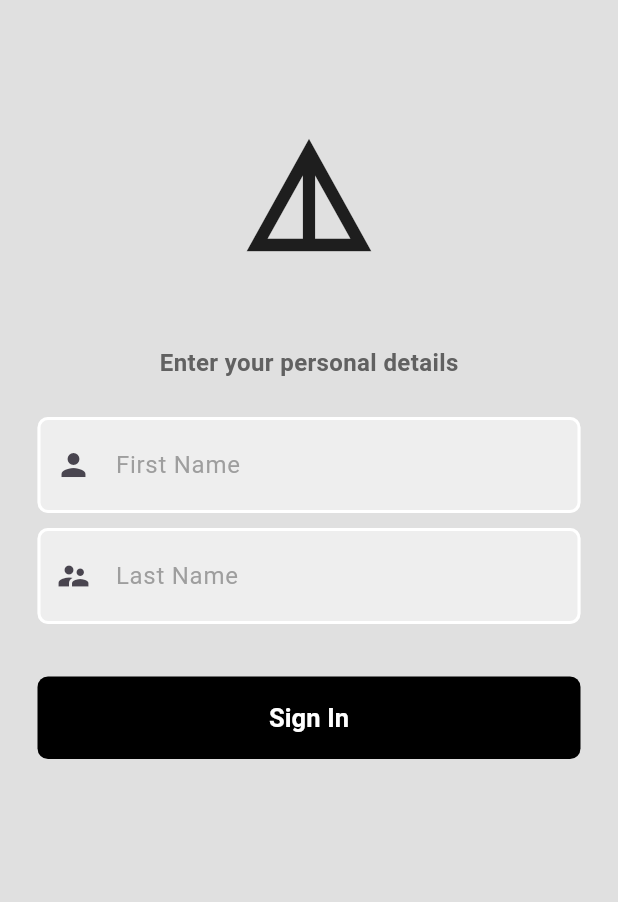
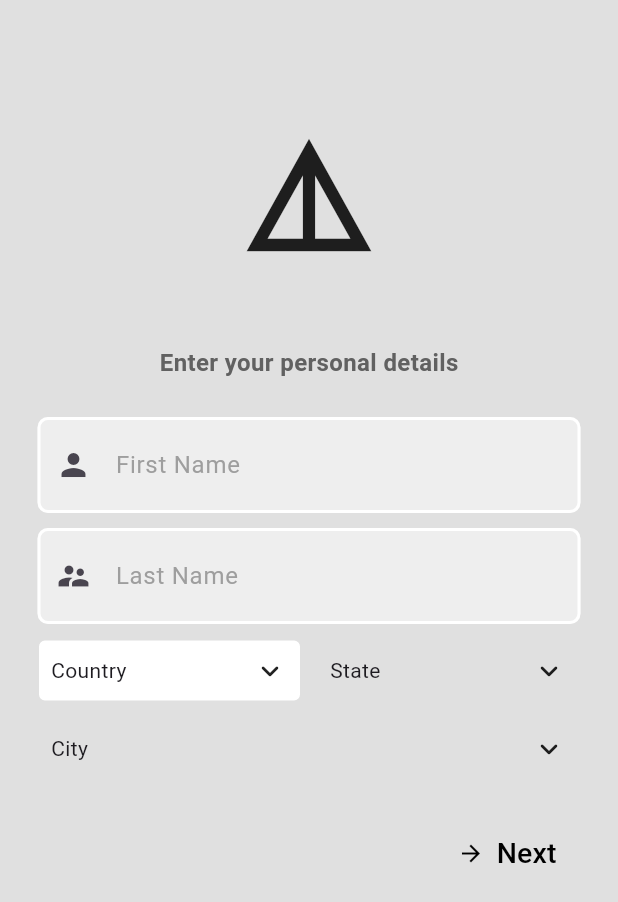
Before and after one commit to es-amit/Startup-Saathi, a Flutter app: the PersonalDetailsPage screen opened directly, on a phone screen of 412 x 824 dp. Shown: the top 902 px of the screen. Run offline on Flutter 3.47's test engine with Material 3 defaults, Android fonts, the phone set to English and light mode, and no system bars; drawn by our look-alikes of csc_picker; our stand-ins replace cloud_firestore, equatable, firebase_auth, firebase_core, flutter_bloc, flutter_hooks and 3 more; accounts and stored records are empty.

Commit message:
country_picker

```diff
--- a/lib/src/components/loading/loading_screen.dart
+++ b/lib/src/components/constants/loading/loading_screen.dart
@@ -1,6 +1,6 @@
 import 'dart:async';
 import 'package:flutter/material.dart';
-import 'package:startup_saathi/src/components/loading/loading_controller.dart';
+import 'package:startup_saathi/src/components/constants/loading/loading_controller.dart';
 
 class LoadingScreen {
   LoadingScreen._sharedInstance();
--- a/lib/src/components/strings/app_strings.dart
+++ b/lib/src/components/constants/strings/app_strings.dart
@@ -18,4 +18,8 @@ class AppStrings {
   static const String firstName = 'First Name';
   static const String lastName = 'Last Name';
   static const String enterYourPersonalDetails = 'Enter your personal details';
+  static const String next = "Next";
+  static const String noInternetConnection = 'No Internet Connection';
+  static const String checkIntenet =
+      'Please check your internet connection and try again';
 }
--- a/lib/src/components/theme/app_pallete.dart
+++ b/lib/src/components/constants/theme/app_pallete.dart
@@ -10,4 +10,5 @@ class AppPallete {
   static const Color greyColor = Colors.grey;
   static const Color transparentColor = Colors.transparent;
   static const Color blueColor = Colors.blue;
+  static const Color black = Colors.black;
 }
--- a/lib/src/components/theme/theme.dart
+++ b/lib/src/components/constants/theme/theme.dart
@@ -1,5 +1,5 @@
 import 'package:flutter/material.dart';
-import 'package:startup_saathi/src/components/theme/app_pallete.dart';
+import 'package:startup_saathi/src/components/constants/theme/app_pallete.dart';
 
 class AppTheme {
   static _border([Color color = AppPallete.whiteColor]) => OutlineInputBorder(
--- /dev/null
+++ b/lib/src/components/routes/routes_name.dart
@@ -0,0 +1,5 @@
+class RoutesName {
+  static const String loginScreen = 'login_screen';
+  static const String registerScreen = 'register_screen';
+  static const String personalDetailsScreen = 'personal_details_screen';
+}
--- a/lib/src/features/auth/data/datasources/auth_remote_data_source_impl.dart
+++ b/lib/src/features/auth/data/datasources/auth_remote_data_source_impl.dart
@@ -1,5 +1,3 @@
-// import 'dart:developer';
-
 import 'package:cloud_firestore/cloud_firestore.dart';
 import 'package:firebase_auth/firebase_auth.dart';
 import 'package:startup_saathi/src/features/auth/data/datasources/auth_remote_data_source.dart';
@@ -38,8 +36,6 @@ class AuthRemoteDataSourceImpl implements AuthRemoteDataSource {
         phoneNumber: phoneNumber,
       );
     } on FirebaseAuthException catch (e) {
-      // log(e.toString());
-      // log(authErrorMapping[e.code.toLowerCase().trim()].toString());
       throw authErrorMapping[e.code.toLowerCase().trim()] as Object;
     }
   }
--- a/lib/src/features/auth/presentation/components/account_rich_text.dart
+++ b/lib/src/features/auth/presentation/components/account_rich_text.dart
@@ -1,5 +1,5 @@
 import 'package:flutter/material.dart';
-import 'package:startup_saathi/src/components/theme/app_pallete.dart';
+import 'package:startup_saathi/src/components/constants/theme/app_pallete.dart';
 
 class AccountRichText extends StatelessWidget {
   final String member;
--- /dev/null
+++ b/lib/src/features/auth/presentation/components/country_picker.dart
@@ -0,0 +1,28 @@
+import 'dart:developer';
+
+import 'package:csc_picker/csc_picker.dart';
+import 'package:flutter/material.dart';
+
+class CountryPicker extends StatefulWidget {
+  const CountryPicker({super.key});
+
+  @override
+  State<CountryPicker> createState() => _CountryPickerState();
+}
+
+class _CountryPickerState extends State<CountryPicker> {
+  @override
+  Widget build(BuildContext context) {
+    return CSCPicker(
+      onCountryChanged: (country) {
+        log(country);
+      },
+      onStateChanged: (state) {
+        log(state!);
+      },
+      onCityChanged: (city) {
+        log(city!);
+      },
+    );
+  }
+}
--- a/lib/src/features/auth/presentation/components/custom_button.dart
+++ b/lib/src/features/auth/presentation/components/custom_button.dart
@@ -1,5 +1,5 @@
 import 'package:flutter/material.dart';
-import 'package:startup_saathi/src/components/theme/app_pallete.dart';
+import 'package:startup_saathi/src/components/constants/theme/app_pallete.dart';
 
 class CustomButton extends StatelessWidget {
   final String text;
--- /dev/null
+++ b/lib/src/features/auth/presentation/components/custom_flat_button.dart
@@ -0,0 +1,30 @@
+import 'package:flutter/material.dart';
+import 'package:startup_saathi/src/components/constants/theme/app_pallete.dart';
+
+class CustomTextButton extends StatelessWidget {
+  final String label;
+  final VoidCallback onPressed;
+  const CustomTextButton({
+    super.key,
+    required this.label,
+    required this.onPressed,
+  });
+
+  @override
+  Widget build(BuildContext context) {
+    return TextButton.icon(
+      onPressed: onPressed,
+      icon: const Icon(
+        Icons.arrow_forward,
+        color: AppPallete.black,
+      ),
+      label: Text(
+        label,
+        style: const TextStyle(
+          fontSize: 19,
+          color: AppPallete.black,
+        ),
+      ),
+    );
+  }
+}
--- a/lib/src/features/auth/presentation/components/forgot_password.dart
+++ b/lib/src/features/auth/presentation/components/forgot_password.dart
@@ -1,6 +1,6 @@
 import 'package:flutter/material.dart';
-import 'package:startup_saathi/src/components/strings/app_strings.dart';
-import 'package:startup_saathi/src/components/theme/app_pallete.dart';
+import 'package:startup_saathi/src/components/constants/strings/app_strings.dart';
+import 'package:startup_saathi/src/components/constants/theme/app_pallete.dart';
 
 class ForgotPassword extends StatelessWidget {
   final VoidCallback onTap;
--- a/lib/src/features/auth/presentation/views/login_page.dart
+++ b/lib/src/features/auth/presentation/views/login_page.dart
@@ -6,8 +6,8 @@ import 'package:flutter_bloc/flutter_bloc.dart';
 import 'package:flutter_hooks/flutter_hooks.dart';
 import 'package:startup_saathi/src/components/cubit/internet_cubit.dart';
 import 'package:startup_saathi/src/components/cubit/internet_state.dart';
-import 'package:startup_saathi/src/components/strings/app_strings.dart';
-import 'package:startup_saathi/src/components/theme/app_pallete.dart';
+import 'package:startup_saathi/src/components/constants/strings/app_strings.dart';
+import 'package:startup_saathi/src/components/constants/theme/app_pallete.dart';
 import 'package:startup_saathi/src/features/auth/presentation/components/account_rich_text.dart';
 import 'package:startup_saathi/src/features/auth/presentation/components/custom_button.dart';
 import 'package:startup_saathi/src/features/auth/presentation/components/custom_text_field.dart';
@@ -30,7 +30,6 @@ class _LoginPageState extends State<LoginPage> {
       SystemUiMode.manual,
       overlays: [
         SystemUiOverlay.top,
-        // SystemUiOverlay.bottom,
       ],
     );
     return Scaffold(
@@ -41,8 +40,10 @@ class _LoginPageState extends State<LoginPage> {
             child: BlocBuilder<InternetCubit, InternetState>(
               builder: (context, state) {
                 if (state is InternetDisconnected) {
+                  log(state.toString());
+                  // checkInternetConnectionDialog(context);
                   return const Center(
-                  child: Text('No Internet Connection'),
+                    child: CircularProgressIndicator(),
                   );
                 }
                 return Form(
@@ -132,7 +133,8 @@ class _LoginPageState extends State<LoginPage> {
                     ],
                   ),
                 );
-            }),
+              },
+            ),
           ),
         ),
       ),
--- a/lib/src/features/auth/presentation/views/personal_details.dart
+++ b/lib/src/features/auth/presentation/views/personal_details.dart
@@ -1,11 +1,12 @@
 import 'dart:developer';
 
+import 'package:csc_picker/csc_picker.dart';
 import 'package:flutter/material.dart';
 import 'package:flutter/services.dart';
 import 'package:flutter_hooks/flutter_hooks.dart';
-import 'package:startup_saathi/src/components/strings/app_strings.dart';
-import 'package:startup_saathi/src/components/theme/app_pallete.dart';
-import 'package:startup_saathi/src/features/auth/presentation/components/custom_button.dart';
+import 'package:startup_saathi/src/components/constants/strings/app_strings.dart';
+import 'package:startup_saathi/src/components/constants/theme/app_pallete.dart';
+import 'package:startup_saathi/src/features/auth/presentation/components/custom_flat_button.dart';
 import 'package:startup_saathi/src/features/auth/presentation/components/custom_text_field.dart';
 
 class PersonalDetailsPage extends StatefulHookWidget {
@@ -17,6 +18,10 @@ class PersonalDetailsPage extends StatefulHookWidget {
 
 class _PersonalDetailsPageState extends State<PersonalDetailsPage> {
   final formKey = GlobalKey<FormState>();
+  String? selectedCountry;
+  String? selectedState;
+  String? selectedCity;
+
   @override
   Widget build(BuildContext context) {
     final firstNameController = useTextEditingController();
@@ -85,17 +90,46 @@ class _PersonalDetailsPageState extends State<PersonalDetailsPage> {
                   const SizedBox(
                     height: 10,
                   ),
+
+                  SizedBox(
+                    child: CSCPicker(
+                      onCountryChanged: (country) {
+                        setState(() {
+                          selectedCountry = country;
+                        });
+                      },
+                      onStateChanged: (state) {
+                        setState(() {
+                          selectedState = state;
+                        });
+                      },
+                      onCityChanged: (city) {
+                        setState(() {
+                          selectedCity = city;
+                        });
+                      },
+                    ),
+                  ),
+
                   const SizedBox(
                     height: 25,
                   ),
 
-                  CustomButton(
-                    text: AppStrings.signIn,
-                    onPressed: () {
-                      if (formKey.currentState!.validate()) {
-                        log('valid');
-                      }
-                    },
+                  Row(
+                    mainAxisAlignment: MainAxisAlignment.end,
+                    children: [
+                      CustomTextButton(
+                        label: AppStrings.next,
+                        onPressed: () {
+                          if (formKey.currentState!.validate() &&
+                              selectedCountry != null &&
+                              selectedState != null &&
+                              selectedCity != null) {
+                            log('valid');
+                          }
+                        },
+                      ),
+                    ],
                   ),
                 ],
               ),
--- a/pubspec.yaml
+++ b/pubspec.yaml
@@ -29,6 +29,7 @@ environment:
 # versions available, run `flutter pub outdated`.
 dependencies:
   cloud_firestore: ^4.17.2
+  csc_picker: ^0.2.7
   cupertino_icons: ^1.0.6
   equatable: ^2.0.5
   firebase_auth: ^4.19.4
```
Also changed, not shown: lib/init_dependencies.dart (+8 -0 lines), lib/main.dart (+11 -8 lines), lib/src/components/routes/routes.dart (added, +23 -0 lines), lib/src/features/auth/presentation/components/check_internet_dialog.dart (added, +16 -0 lines), lib/src/features/auth/presentation/views/register_page.dart (+15 -5 lines), lib/src/components/constants/loading/loading_controller.dart (renamed from lib/src/components/loading/loading_controller.dart), pubspec.lock. Lines whose indentation alone changed are shown as unchanged.
